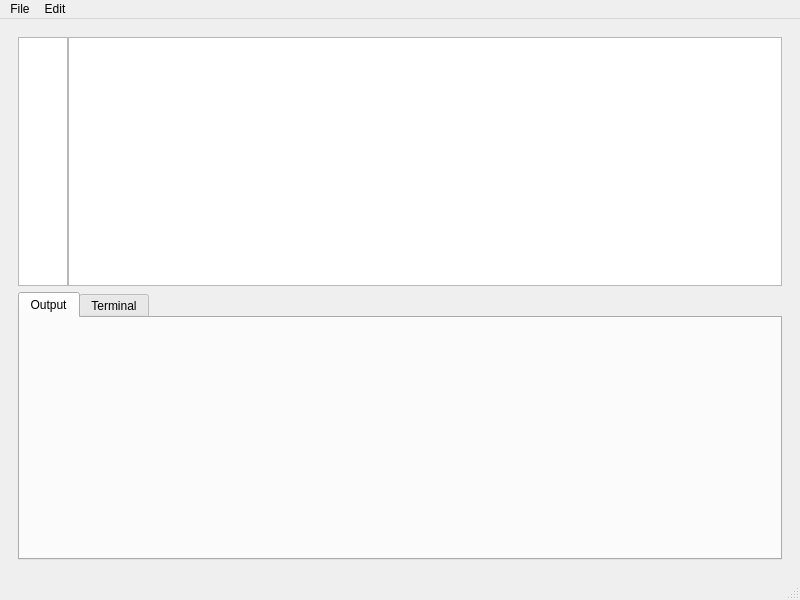
MuradWafik/notepad, file mainwindow.ui: the form before one commit.
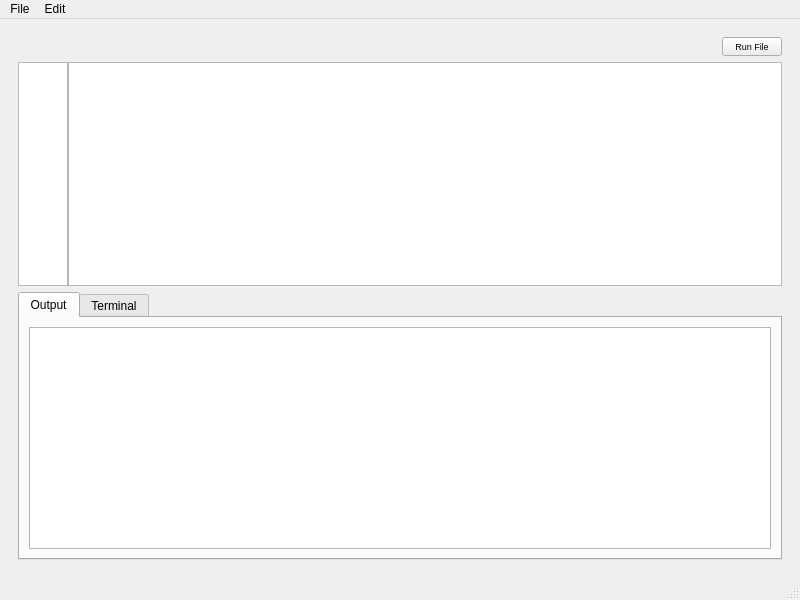
The form after the commit. The open tabs and pages were chosen to show the change.

Commit message: small changes, fixed terminal, commit before ui changes to main window, also button to run and tab for output but not working for now

What changed in the file:
```diff
--- a/mainwindow.ui
+++ b/mainwindow.ui
@@ -50,6 +50,40 @@
        <layout class="QHBoxLayout" name="horizontalLayout_4">
         <item>
          <layout class="QVBoxLayout" name="verticalLayout_3">
+          <item>
+           <layout class="QGridLayout" name="gridLayout">
+            <item row="0" column="0" alignment="Qt::AlignRight">
+             <widget class="QPushButton" name="pushButton">
+              <property name="sizePolicy">
+               <sizepolicy hsizetype="Fixed" vsizetype="Fixed">
+                <horstretch>0</horstretch>
+                <verstretch>0</verstretch>
+               </sizepolicy>
+              </property>
+              <property name="maximumSize">
+               <size>
+                <width>60</width>
+                <height>30</height>
+               </size>
+              </property>
+              <property name="baseSize">
+               <size>
+                <width>20</width>
+                <height>20</height>
+               </size>
+              </property>
+              <property name="font">
+               <font>
+                <pointsize>7</pointsize>
+               </font>
+              </property>
+              <property name="text">
+               <string>Run File</string>
+              </property>
+             </widget>
+            </item>
+           </layout>
+          </item>
           <item>
            <layout class="QHBoxLayout" name="horizontalLayout">
             <property name="spacing">
@@ -139,6 +173,11 @@
                <attribute name="title">
                 <string>Output</string>
                </attribute>
+               <layout class="QVBoxLayout" name="verticalLayout_6">
+                <item>
+                 <widget class="QPlainTextEdit" name="outputText"/>
+                </item>
+               </layout>
               </widget>
               <widget class="QWidget" name="tab_2">
                <attribute name="title">
```
Left out of the diff: 6 changed lines with no effect on the pictures. The commit also changes 12 other files.
